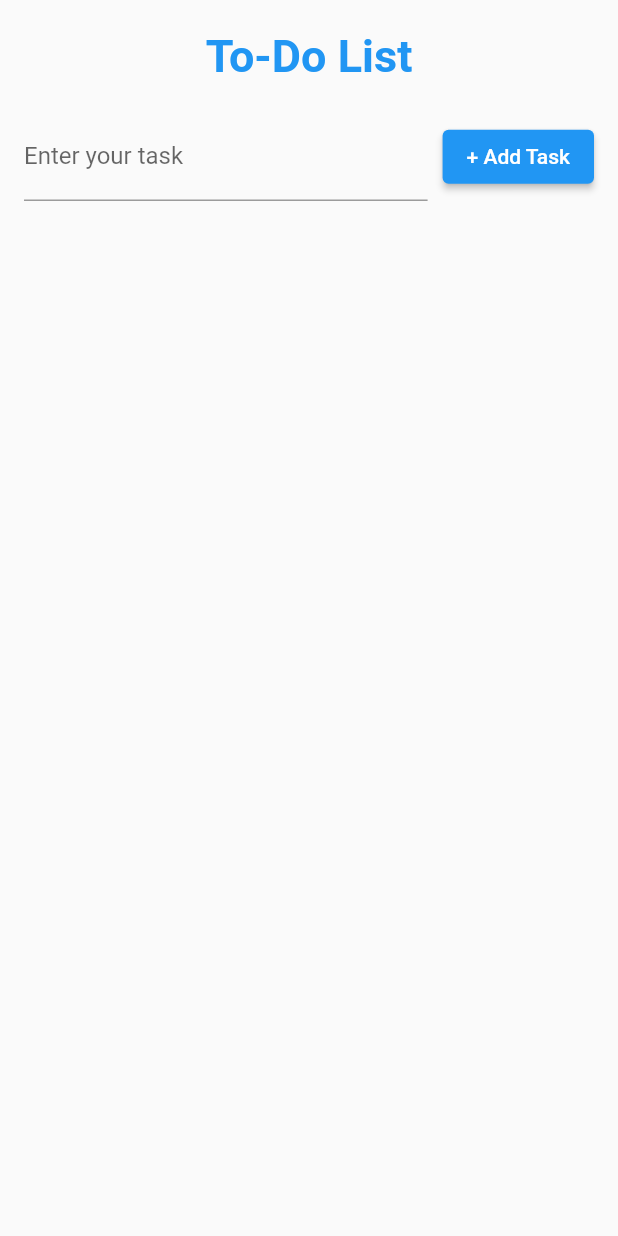
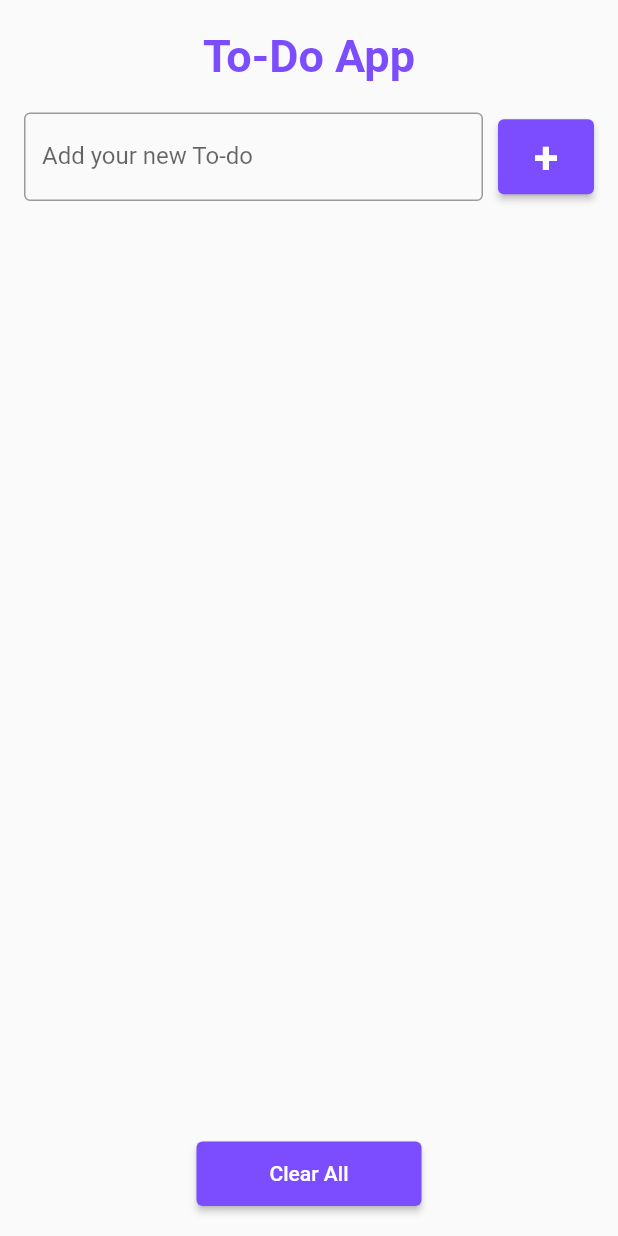
Before and after one commit to Arrrlinks/to-do-list-flutter, a Flutter app: the screen it shows after launch, on a phone screen of 412 x 824 dp. Run offline on Flutter 3.47's test engine with Material 2 defaults, Android fonts, the light colour scheme and no system bars; missing offline and left inert: mysql1.

Commit message:
feat: sql (mais ca marche pas, du coup j'ai juste rendu l'appli plus belle)

```diff
--- /dev/null
+++ b/lib/logic/models/mysql.dart
@@ -0,0 +1,22 @@
+import 'package:mysql1/mysql1.dart';
+
+class Mysql {
+  static String host = 'localhost',
+                user = 'root',
+                password = '123456789',
+                db = 'ToDoListFlutter';
+  static int port = 3306;
+
+  Mysql();
+
+  Future<MySqlConnection> getConnection() async {
+    var settings = ConnectionSettings(
+      host: host,
+      port: port,
+      user: user,
+      password: password,
+      db: db
+    );
+    return await MySqlConnection.connect(settings);
+  }
+}
--- a/lib/main.dart
+++ b/lib/main.dart
@@ -1,4 +1,5 @@
 import 'package:flutter/material.dart';
+import 'package:to_do_list_flutter/logic/models/mysql.dart';
 
 void main() {
   runApp(const MyApp());
@@ -11,7 +12,7 @@ class MyApp extends StatelessWidget {
   @override
   Widget build(BuildContext context) {
     return MaterialApp(
-      title: 'To-Do List',
+      title: 'To-Do App',
       theme: ThemeData(
         // This is the theme of your application.
         //
@@ -22,12 +23,26 @@ class MyApp extends StatelessWidget {
         // or simply save your changes to "hot reload" in a Flutter IDE).
         // Notice that the counter didn't reset back to zero; the application
         // is not restarted.
-        primarySwatch: Colors.blue,
+        primarySwatch: myColorSwatch,
       ),
       home: const MyHomePage(),
     );
   }
 }
+
+MaterialColor myColorSwatch = const MaterialColor(0xFF673AB7, <int, Color>{
+  // <--- Définir la couleur principale ici
+  50: Color(0xFFF2E7FE),
+  100: Color(0xFFD7B8FF),
+  200: Color(0xFFC094FF),
+  300: Color(0xFFA370FE),
+  400: Color(0xFF855CFF),
+  500: Color(0xFF673AB7),
+  600: Color(0xFF5F33A6),
+  700: Color(0xFF542E90),
+  800: Color(0xFF4A277A),
+  900: Color(0xFF3B1D5C),
+});
 
 class MyHomePage extends StatefulWidget {
   const MyHomePage({super.key});
@@ -46,12 +61,24 @@ class MyHomePage extends StatefulWidget {
 }
 
 class _MyHomePageState extends State<MyHomePage> {
-  TextEditingController _textController = TextEditingController();
-  List<List<dynamic>> _tasks = [];
+  final TextEditingController _textController = TextEditingController();
   bool isChecked = false;
+  var db = Mysql();
+  final List<List<dynamic>> _tasks = [];
+
+  void _getTasks() async {
+    var conn = await db.getConnection();
+    var results = await conn.query('SELECT content,isChecked FROM task');
+    for (var element in results) {
+      _tasks.add([element[0], element[1]]);
+    }
+    print(_tasks);
+    await conn.close();
+  }
 
   @override
   Widget build(BuildContext context) {
+    _getTasks();
     return Scaffold(
       body: SafeArea(
         child: Column(
@@ -60,11 +87,11 @@ class _MyHomePageState extends State<MyHomePage> {
             const Padding(
               padding: EdgeInsets.all(20),
               child: Text(
-                'To-Do List',
+                'To-Do App',
                 style: TextStyle(
                   fontSize: 30,
                   fontWeight: FontWeight.bold,
-                  color: Colors.blue,
+                  color: Colors.deepPurpleAccent,
                 ),
               ),
             ),
@@ -72,7 +99,7 @@ class _MyHomePageState extends State<MyHomePage> {
               margin: const EdgeInsets.fromLTRB(16, 0, 16, 0),
               alignment: Alignment.center,
               child: SizedBox(
-                width: 450,
+                width: 500,
                 child: Row(
                   mainAxisAlignment: MainAxisAlignment.spaceBetween,
                   children: [
@@ -80,9 +107,21 @@ class _MyHomePageState extends State<MyHomePage> {
                       child: Padding(
                         padding: const EdgeInsets.only(right: 10),
                         child: TextField(
+                          cursorColor: Colors.deepPurpleAccent,
+                          style: const TextStyle(
+                            color: Colors.deepPurpleAccent,
+                          ),
                           controller: _textController,
                           decoration: const InputDecoration(
-                            labelText: 'Enter your task',
+                            border: OutlineInputBorder(
+                              borderRadius: BorderRadius.all(
+                                Radius.circular(4),
+                              ),
+                              borderSide: BorderSide(
+                                color: Colors.deepPurpleAccent,
+                              ),
+                            ),
+                            labelText: 'Add your new To-do',
                           ),
                           onSubmitted: (value) {
                             if (value.isNotEmpty) {
@@ -91,12 +130,14 @@ class _MyHomePageState extends State<MyHomePage> {
                               });
                               _textController.clear();
                             }
-                            print(_tasks);
                           },
                         ),
                       ),
                     ),
                     ElevatedButton(
+                      style: ElevatedButton.styleFrom(
+                        backgroundColor: Colors.deepPurpleAccent,
+                      ),
                       onPressed: () {
                         String inputText = _textController.text;
                         if (inputText.isNotEmpty) {
@@ -105,9 +146,20 @@ class _MyHomePageState extends State<MyHomePage> {
                           });
                           _textController.clear();
                         }
-                        print(_tasks);
                       },
-                      child: const Text('+ Add Task'),
+                      child: Container(
+                        alignment: Alignment.center,
+                        width: 25,
+                        height: 50,
+                        child: const Text(
+                          '+',
+                          style: TextStyle(
+                            fontSize: 30,
+                            fontWeight: FontWeight.bold,
+                            color: Colors.white,
+                          ),
+                        ),
+                      ),
                     ),
                   ],
                 ),
@@ -126,13 +178,12 @@ class _MyHomePageState extends State<MyHomePage> {
                         child: Container(
                           decoration: BoxDecoration(
                             borderRadius: BorderRadius.circular(4),
-                            color: Colors.blue[400],
+                            color: Colors.grey[300],
                             boxShadow: const [
                               BoxShadow(
                                   color: Colors.grey,
                                   blurRadius: 3,
-                                offset: Offset(2, 2),
-                              ),
+                                  offset: Offset(0, 1)),
                             ],
                           ),
                           width: 500,
@@ -140,7 +191,7 @@ class _MyHomePageState extends State<MyHomePage> {
                           margin: const EdgeInsets.fromLTRB(0, 5, 0, 5),
                           child: Center(
                             child: Padding(
-                              padding: const EdgeInsets.fromLTRB(10, 0, 10, 0),
+                              padding: const EdgeInsets.fromLTRB(10, 0, 0, 0),
                               child: Row(
                                 mainAxisAlignment:
                                     MainAxisAlignment.spaceBetween,
@@ -153,7 +204,6 @@ class _MyHomePageState extends State<MyHomePage> {
                                           _tasks[index][1] = newValue;
                                         });
                                       }
-                                      print(_tasks);
                                     },
                                   ),
                                   Text(
@@ -161,10 +211,19 @@ class _MyHomePageState extends State<MyHomePage> {
                                     style: const TextStyle(
                                       fontSize: 20,
                                       fontWeight: FontWeight.bold,
-                                      color: Colors.white,
+                                      color: Colors.black54,
                                     ),
                                   ),
-                                  IconButton(
+                                  Container(
+                                    decoration: const BoxDecoration(
+                                      borderRadius: BorderRadius.only(
+                                        topRight: Radius.circular(4.0),
+                                        bottomRight: Radius.circular(4.0),
+                                      ),
+                                      color: Colors.red,
+                                    ),
+                                    padding: const EdgeInsets.all(5),
+                                    child: IconButton(
                                       onPressed: () {
                                         setState(() {
                                           _tasks.removeAt(index);
@@ -174,7 +233,7 @@ class _MyHomePageState extends State<MyHomePage> {
                                         Icons.delete,
                                         color: Colors.white,
                                       ),
-                                    visualDensity: VisualDensity.compact,
+                                    ),
                                   ),
                                 ],
                               ),
@@ -187,6 +246,21 @@ class _MyHomePageState extends State<MyHomePage> {
                 ),
               ),
             ),
+            Container(
+              margin: const EdgeInsets.fromLTRB(0, 20, 0, 20),
+              width: 150,
+              height: 43,
+              child: ElevatedButton(
+                  style: ElevatedButton.styleFrom(
+                    backgroundColor: Colors.deepPurpleAccent,
+                  ),
+                  onPressed: () {
+                    setState(() {
+                      _tasks.clear();
+                    });
+                  },
+                  child: const Text('Clear All')),
+            ),
           ],
         ),
       ),
--- a/pubspec.yaml
+++ b/pubspec.yaml
@@ -35,6 +35,7 @@ dependencies:
   # The following adds the Cupertino Icons font to your application.
   # Use with the CupertinoIcons class for iOS style icons.
   cupertino_icons: ^1.0.2
+  mysql1: ^0.20.0
 
 dev_dependencies:
   flutter_test:
```
Also changed, not shown: pubspec.lock. Lines whose indentation alone changed are shown as unchanged.
